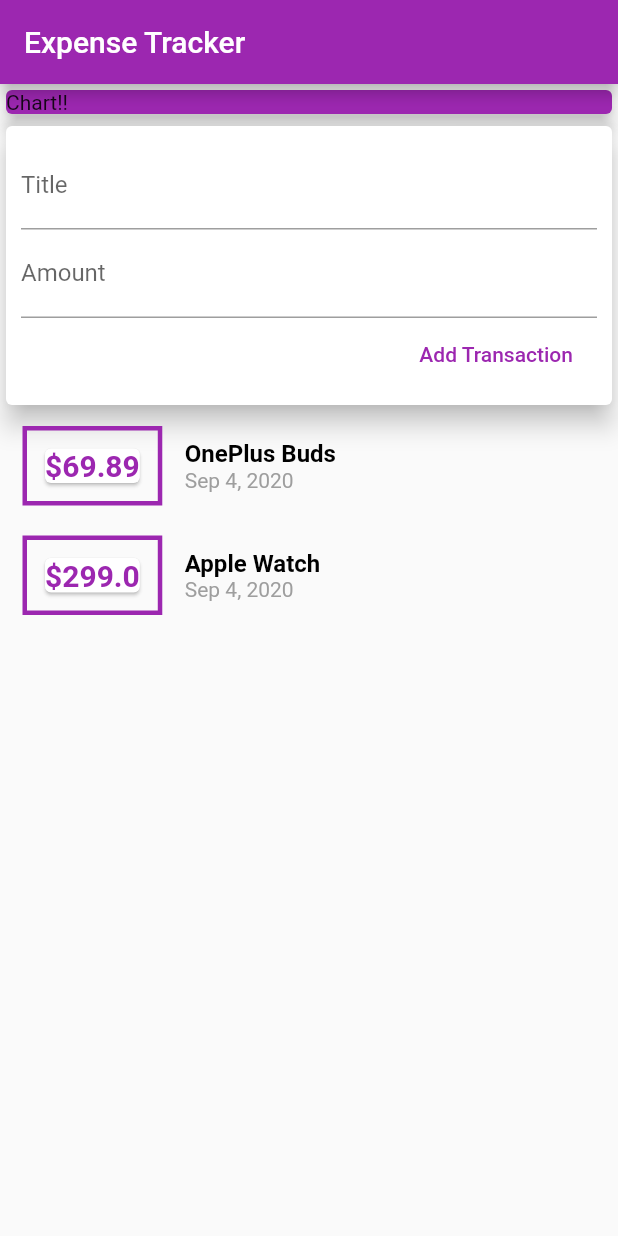
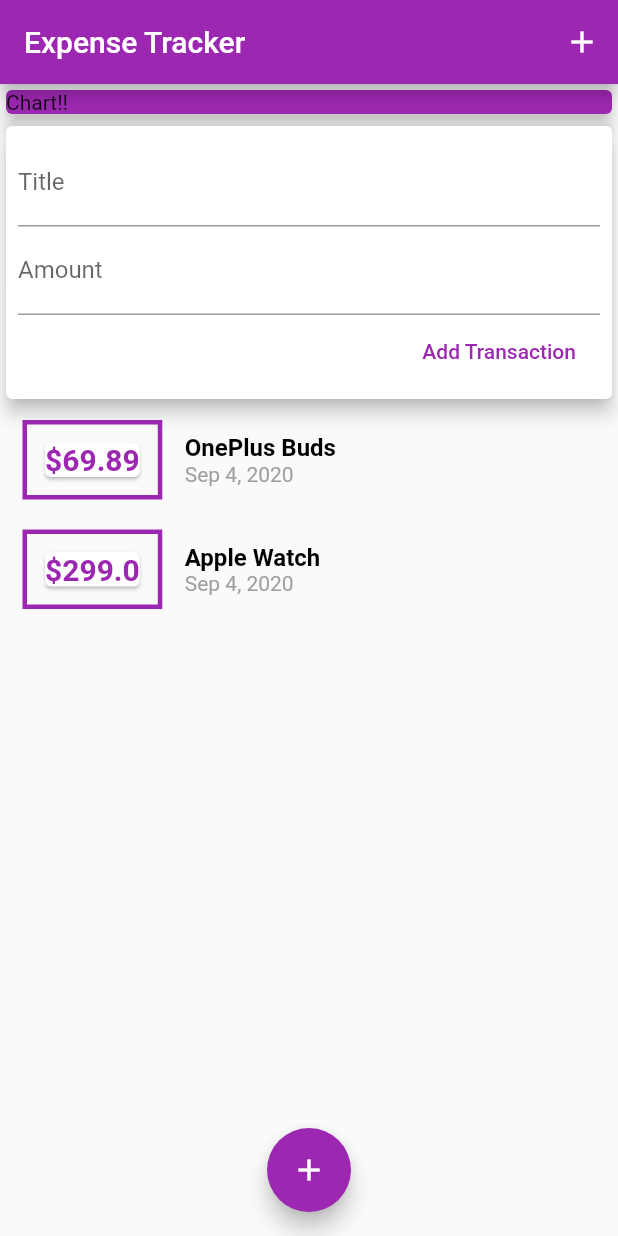
Before and after one commit to shahulbasha/ExpenseTracker, a Flutter app: the screen it shows after launch, after a tap on "Add Transaction", on a phone screen of 412 x 824 dp. Run offline on Flutter 3.47's test engine with Material 2 defaults, Android fonts, the phone set to English and light mode, and no system bars.

```diff
--- a/lib/main.dart
+++ b/lib/main.dart
@@ -1,6 +1,5 @@
-import 'package:expenses_app/transaction.dart';
+import 'package:expenses_app/widgets/UserTransactions.dart';
 import 'package:flutter/material.dart';
-import 'package:intl/intl.dart';
 
 void main() {
   runApp(MyApp());
@@ -17,21 +16,14 @@ class MyApp extends StatelessWidget {
 }
 
 class MyHomePage extends StatelessWidget {
-  final List<Transaction> transactions = [
-    Transaction(
-        amount: 69.89, title: 'OnePlus Buds', id: '1', date: DateTime.now()),
-    Transaction(
-        amount: 299, title: 'Apple Watch', id: '2', date: DateTime.now())
-  ];
-
-  final titleController = TextEditingController();
-  final amountController = TextEditingController();
   @override
   Widget build(BuildContext context) {
     return Scaffold(
+      resizeToAvoidBottomPadding: false,
       appBar: AppBar(
         title: Text('Expense Tracker'),
         backgroundColor: Colors.purple,
+        actions: [IconButton(icon: Icon(Icons.add), onPressed: () {})],
       ),
       body: Center(
         child: Column(
@@ -46,77 +38,15 @@ class MyHomePage extends StatelessWidget {
                 color: Colors.purple,
               ),
             ),
-            Card(
-              elevation: 7,
-              child: Container(
-                padding: EdgeInsets.all(10),
-                child: Column(
-                  crossAxisAlignment: CrossAxisAlignment.end,
-                  children: [
-                    TextField(
-                      controller: titleController,
-                      decoration: InputDecoration(
-                        labelText: 'Title',
-                      ),
-                    ),
-                    TextField(
-                      controller: amountController,
-                      decoration: InputDecoration(labelText: 'Amount'),
-                    ),
-                    FlatButton(
-                        onPressed: () {
-                          print(titleController.text);
-                          print(amountController.text);
-                        },
-                        textColor: Colors.purple,
-                        child: Text('Add Transaction'))
-                  ],
-                ),
-              ),
-            ),
-            Column(
-              children: [
-                ...transactions.map((transaction) {
-                  return Row(
-                    children: [
-                      Container(
-                        margin:
-                            EdgeInsets.symmetric(horizontal: 15, vertical: 10),
-                        decoration: BoxDecoration(
-                            border: Border.all(color: Colors.purple, width: 3)),
-                        child: Card(
-                          child: Text(
-                            '\$${transaction.amount}',
-                            style: TextStyle(
-                                color: Colors.purple,
-                                fontSize: 20,
-                                fontWeight: FontWeight.bold),
-                          ),
-                        ),
-                        padding: EdgeInsets.all(8),
-                      ),
-                      Column(
-                        crossAxisAlignment: CrossAxisAlignment.start,
-                        children: [
-                          Text(
-                            transaction.title,
-                            style: TextStyle(
-                                fontSize: 16,
-                                color: Colors.black,
-                                fontWeight: FontWeight.bold),
-                          ),
-                          Text(DateFormat.yMMMd().format(transaction.date),
-                              style:
-                                  TextStyle(fontSize: 14, color: Colors.grey))
-                        ],
-                      )
-                    ],
-                  );
-                }).toList()
-              ],
-            ),
+            UserTransactions()
           ],
         ),
+      ),
+      floatingActionButtonLocation: FloatingActionButtonLocation.centerFloat,
+      floatingActionButton: FloatingActionButton(
+        child: Icon(Icons.add),
+        backgroundColor: Colors.purple,
+        onPressed: () {},
       ),
     );
   }
--- /dev/null
+++ b/lib/widgets/NewTransaction.dart
@@ -0,0 +1,57 @@
+import 'package:expenses_app/models/transaction.dart';
+import 'package:flutter/material.dart';
+
+class NewTransaction extends StatelessWidget {
+  final int transactionId;
+  final Function addTransaction;
+
+  NewTransaction(this.transactionId, this.addTransaction);
+
+  final titleController = TextEditingController();
+  final amountController = TextEditingController();
+
+  void submit() {
+    double amt = double.parse(amountController.text);
+    if (titleController.text.isEmpty || amt < 0) {
+      return;
+    }
+    Transaction transaction = Transaction(
+        id: transactionId.toString(),
+        title: titleController.text,
+        amount: double.parse(amt.toStringAsFixed(2)),
+        date: DateTime.now());
+    addTransaction(transaction);
+  }
+
+  @override
+  Widget build(BuildContext context) {
+    return Card(
+      elevation: 5,
+      child: Container(
+        padding: EdgeInsets.all(8),
+        child: Column(
+          crossAxisAlignment: CrossAxisAlignment.end,
+          children: [
+            TextField(
+              controller: titleController,
+              decoration: InputDecoration(
+                labelText: 'Title',
+              ),
+              onSubmitted: (_) => submit(),
+            ),
+            TextField(
+              controller: amountController,
+              decoration: InputDecoration(labelText: 'Amount'),
+              keyboardType: TextInputType.number,
+              onSubmitted: (_) => submit(),
+            ),
+            FlatButton(
+                onPressed: submit,
+                textColor: Colors.purple,
+                child: Text('Add Transaction'))
+          ],
+        ),
+      ),
+    );
+  }
+}
--- /dev/null
+++ b/lib/widgets/UserTransactions.dart
@@ -0,0 +1,34 @@
+import 'package:expenses_app/models/transaction.dart';
+import 'package:expenses_app/widgets/NewTransaction.dart';
+import 'package:expenses_app/widgets/transactionList.dart';
+import 'package:flutter/material.dart';
+
+class UserTransactions extends StatefulWidget {
+  @override
+  _UserTransactionsState createState() => _UserTransactionsState();
+}
+
+class _UserTransactionsState extends State<UserTransactions> {
+  final List<Transaction> transactions = [
+    Transaction(
+        amount: 69.89, title: 'OnePlus Buds', id: '1', date: DateTime.now()),
+    Transaction(
+        amount: 299, title: 'Apple Watch', id: '2', date: DateTime.now())
+  ];
+
+  void addTransaction(Transaction transaction) {
+    setState(() {
+      transactions.add(transaction);
+    });
+  }
+
+  @override
+  Widget build(BuildContext context) {
+    return Column(
+      children: [
+        NewTransaction(transactions.length, addTransaction),
+        TransactionList(transactions)
+      ],
+    );
+  }
+}
--- /dev/null
+++ b/lib/widgets/transactionList.dart
@@ -0,0 +1,52 @@
+import 'package:flutter/material.dart';
+import '../models/transaction.dart';
+import 'package:intl/intl.dart';
+
+class TransactionList extends StatelessWidget {
+  final List<Transaction> transactions;
+
+  TransactionList(this.transactions);
+  @override
+  Widget build(BuildContext context) {
+    return Container(
+        height: 300,
+        child: ListView.builder(
+          itemBuilder: (ctx, index) {
+            return Row(
+              children: [
+                Container(
+                  margin: EdgeInsets.symmetric(horizontal: 15, vertical: 10),
+                  decoration: BoxDecoration(
+                      border: Border.all(color: Colors.purple, width: 3)),
+                  child: Card(
+                    child: Text(
+                      '\$${transactions[index].amount}',
+                      style: TextStyle(
+                          color: Colors.purple,
+                          fontSize: 20,
+                          fontWeight: FontWeight.bold),
+                    ),
+                  ),
+                  padding: EdgeInsets.all(8),
+                ),
+                Column(
+                  crossAxisAlignment: CrossAxisAlignment.start,
+                  children: [
+                    Text(
+                      transactions[index].title,
+                      style: TextStyle(
+                          fontSize: 16,
+                          color: Colors.black,
+                          fontWeight: FontWeight.bold),
+                    ),
+                    Text(DateFormat.yMMMd().format(transactions[index].date),
+                        style: TextStyle(fontSize: 14, color: Colors.grey))
+                  ],
+                )
+              ],
+            );
+          },
+          itemCount: transactions.length,
+        ));
+  }
+}
```
Also changed, not shown: lib/models/transaction.dart (renamed from lib/transaction.dart).
